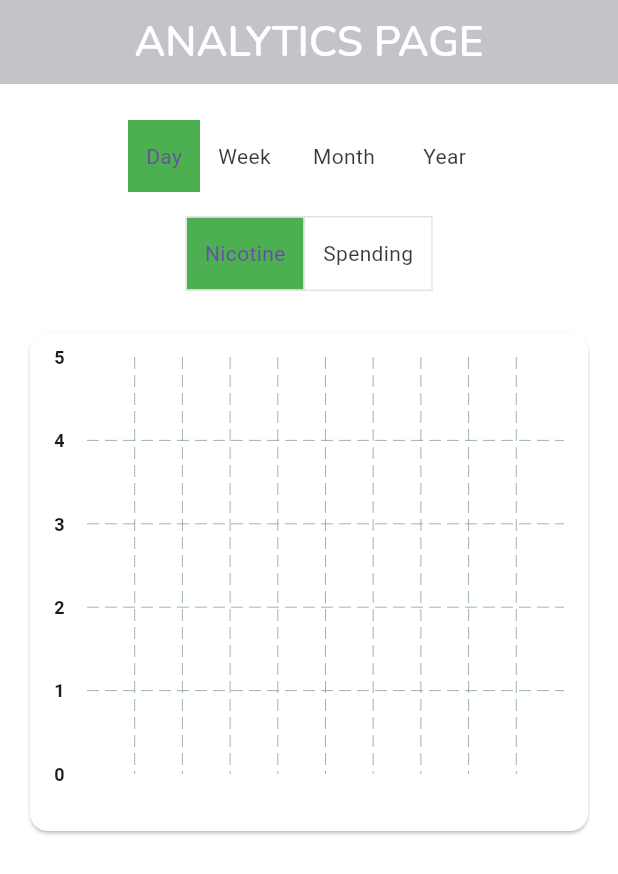
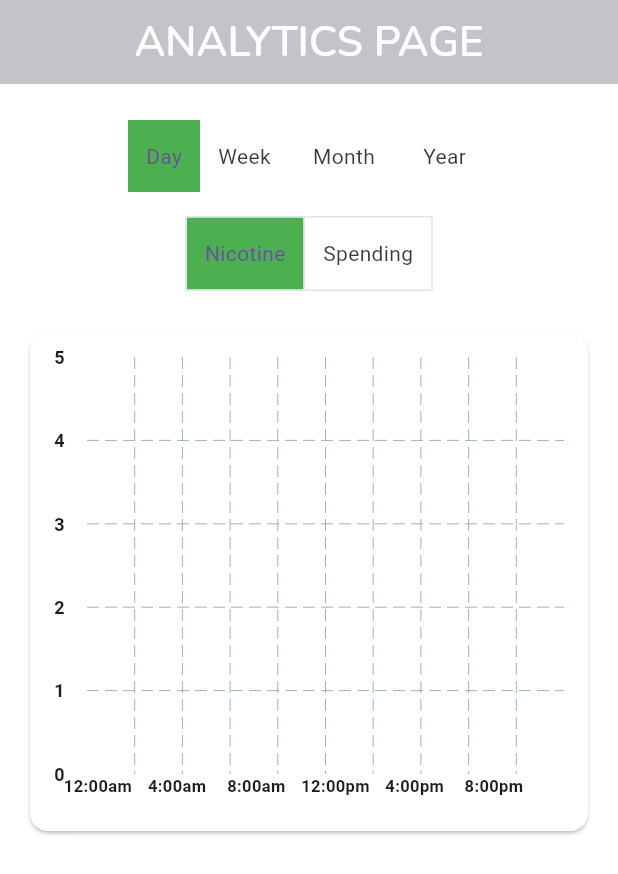
Before and after one commit to xyberii4/nittyquitty, a Flutter app: the AnalyticsScreen screen opened directly, after a tap on "Day", on a phone screen of 412 x 824 dp. Shown: the top 874 px of the screen. Run offline on Flutter 3.47's test engine with Material 3 defaults, Android fonts, the light colour scheme and no system bars; drawn by our look-alikes of fl_chart; our stand-ins replace flutter_local_notifications, google_fonts, shared_preferences; accounts and stored records are empty; network calls fail.

Commit message:
[IN PROGRESS] change analytics for all graphs

```diff
--- a/Frontend/lib/screens/analytics_screen.dart
+++ b/Frontend/lib/screens/analytics_screen.dart
@@ -1,8 +1,10 @@
 import 'package:fl_chart/fl_chart.dart';
 import 'package:flutter/material.dart';
 import 'package:google_fonts/google_fonts.dart';
+import 'package:intl/intl.dart';
 import 'dart:math' as math;
 import 'package:nittyquitty/services/db_requests.dart';
+import 'package:nittyquitty/services/db_requests.dart' show DataType;
 
 enum Period {
   day,
@@ -10,9 +12,41 @@ enum Period {
   month,
   year,
 }
-enum DataType {
-  nicotine,
-  spending,
+
+final now = DateTime.now();
+
+final Map<Period, List<String>> xLabels = {
+  Period.day: List.generate(24, (i) {
+    final hour = i % 12 == 0 ? 12 : i % 12;
+    final period = i < 12 ? "am" : "pm";
+    return "$hour:00$period";
+  }),
+
+  Period.week: () {
+    final weekdayToday = now.weekday;
+    final List<String> allDays = ["Mon", "Tue", "Wed", "Thu", "Fri", "Sat", "Sun"];
+    return List.generate(7, (i) => allDays[(weekdayToday + i) % 7]);
+  }(),
+
+  Period.month: () {
+    final dateFormat = DateFormat('d MMM');
+    return List.generate(30, (i) {
+      final date = now.subtract(Duration(days: 29 - i));
+      return dateFormat.format(date);
+    });
+  }(),
+
+  Period.year: () {
+    final months = ["Jan", "Feb", "Mar", "Apr", "May", "Jun", "Jul", "Aug", "Sep", "Oct", "Nov", "Dec"];
+    final currentMonth = now.month; // 1–12
+    return List.generate(12, (i) => months[(currentMonth + i) % 12]);
+  }(),
+};
+List<String> getFilteredXLabels(Period period, int step) {
+  final List<String> list = xLabels[period] ?? [];
+  return List.generate(list.length, (i) {
+    return i % step == 0 ? list[i] : '';
+  });
 }
 
 class AnalyticsScreen extends StatefulWidget {
@@ -29,12 +63,6 @@ class _AnalyticsScreenState extends State<AnalyticsScreen> {
   List<double> _barData = [];
   List<String> _xLabels = [];
 
-  @override
-  void initState() {
-    super.initState();
-    _fetchChartData();
-  }
-
   Future<void> _fetchChartData() async {
     _barData = [];
     _xLabels = [];
@@ -42,63 +70,74 @@ class _AnalyticsScreenState extends State<AnalyticsScreen> {
     final now = DateTime.now();
     final today = DateTime(now.year, now.month, now.day);
 
-    // currently just random data, but need to connect to database
-    print("Start Fetching Data");
     switch (_selectedPeriod) {
-      case Period.day:
-        List<ConsumptionEntry> entries = await fetchConsumptionData(startDate: today, endDate: today.add(const Duration(days: 1)));
-        print("Fetched Day Data");
+      case Period.day: {
+        final entries = await fetchConsumptionData(
+          startDate: today,
+          endDate: today.add(const Duration(days: 1)),
+        );
         _barData = List.filled(24, 0.0);
+        _xLabels = getFilteredXLabels(Period.day, 4);
 
         for (var entry in entries) {
-          final hour = entry.timestamp.hour;
-          double tmp = entry.calcNicotineUsage();
-          _barData[hour] += tmp;
-          entry.debugEntry();
+          _barData[entry.timestamp.hour] += entry.getNicotineOrSpending(_selectedDataType);
         }
-        _xLabels = [];
+        break;
+      }
 
-        int tmp = entries.length;
-        print("no. of entries: $tmp");
-        print(_barData);
-        print(_xLabels);
+      case Period.week: {
+        final startDate = today.subtract(const Duration(days: 6));
+        final entries = await fetchConsumptionData(
+          startDate: startDate,
+          endDate: today.add(const Duration(days: 1)),
+        );
+        _barData = List.filled(7, 0.0);
+        _xLabels = getFilteredXLabels(Period.week, 2);
 
-        /*
-        final int gap_between_x_labels = 4;
-        _xLabels = List.generate(24, (i) {
-          if (i % gap_between_x_labels == 0) {
-            if (i == 0) return '12am';
-            if (i == 12) return '12pm';
-            if (i < 12) return '${i}am';
-            return '${i - 12}pm';
+        for (var entry in entries) {
+          final diff = entry.timestamp.difference(startDate).inDays;
+          if (diff >= 0 && diff < 7) {
+            _barData[diff] += entry.getNicotineOrSpending(_selectedDataType);
           }
-          return '';
-        });*/
+        }
         break;
+      }
 
-      case Period.week:
-      // For "week" -> 7 days
-        _barData = List.generate(7, (i) => (math.Random().nextDouble() * 20).roundToDouble());
-        _xLabels = ["Mon", "Tue", "Wed", "Thu", "Fri", "Sat", "Sun"];
+      case Period.month: {
+        final startDate = today.subtract(const Duration(days: 29));
+        final entries = await fetchConsumptionData(
+          startDate: startDate,
+          endDate: today.add(const Duration(days: 1)),
+        );
+        _barData = List.filled(30, 0.0);
+        _xLabels = getFilteredXLabels(Period.month, 6);
+
+        for (var entry in entries) {
+          final diff = entry.timestamp.difference(startDate).inDays;
+          if (diff >= 0 && diff < 30) {
+            _barData[diff] += entry.getNicotineOrSpending(_selectedDataType);
+          }
+        }
         break;
+      }
 
-      case Period.month:
-      // For "month" -> ~30 days
-        _barData = List.generate(30, (i) => (math.Random().nextDouble() * 25).roundToDouble());
-        //_xLabels = List.generate(30, (i) => (i + 1).toString());
-        _xLabels = [];
+      case Period.year: {
+        final startDate = DateTime(today.year - 1, today.month, today.day);
+        final entries = await fetchConsumptionData(
+          startDate: startDate,
+          endDate: today.add(const Duration(days: 1)),
+        );
+        _barData = List.filled(12, 0.0);
+        _xLabels = getFilteredXLabels(Period.year, 1);
+
+        for (var entry in entries) {
+          final monthIndex = (entry.timestamp.month - startDate.month + 12) % 12;
+          _barData[monthIndex] += entry.getNicotineOrSpending(_selectedDataType);
+        }
         break;
-
-      case Period.year:
-      // For "year" -> 12 months
-        _barData = List.generate(12, (i) => (math.Random().nextDouble() * 40).roundToDouble());
-        _xLabels = ["Jan", "Feb", "Mar", "Apr", "May", "Jun",
-          "Jul", "Aug", "Sep", "Oct", "Nov", "Dec"];
-        break;
+      }
     }
 
-    // If you want to differentiate Nicotine vs. Spending, add logic here.
-    // For now, the data is just random.
     if (!mounted) return;
     setState(() {});
   }
--- a/Frontend/lib/services/db_requests.dart
+++ b/Frontend/lib/services/db_requests.dart
@@ -2,6 +2,11 @@ import 'dart:convert';
 import 'package:http/http.dart' as http;
 import 'package:nittyquitty/screens/nicotine_types/input_nic_functions.dart';
 import 'package:nittyquitty/services/user_prefs.dart';
+
+enum DataType {
+  nicotine,
+  spending,
+}
 
 class ConsumptionEntry {
   final String product;
@@ -15,7 +20,16 @@ class ConsumptionEntry {
     print("user_id: $userId, product: $product, mg: $mg, quantity: $quantity, cost: $cost, timestamp: $timestamp");
   }
   double calcNicotineUsage() {
+    debugEntry();
     return this.quantity * this.mg;
+  }
+  double getNicotineOrSpending(DataType type) {
+    if (type == DataType.nicotine) {
+      return calcNicotineUsage();
+    }
+    else {
+      return cost;
+    }
   }
 
   ConsumptionEntry({
```
